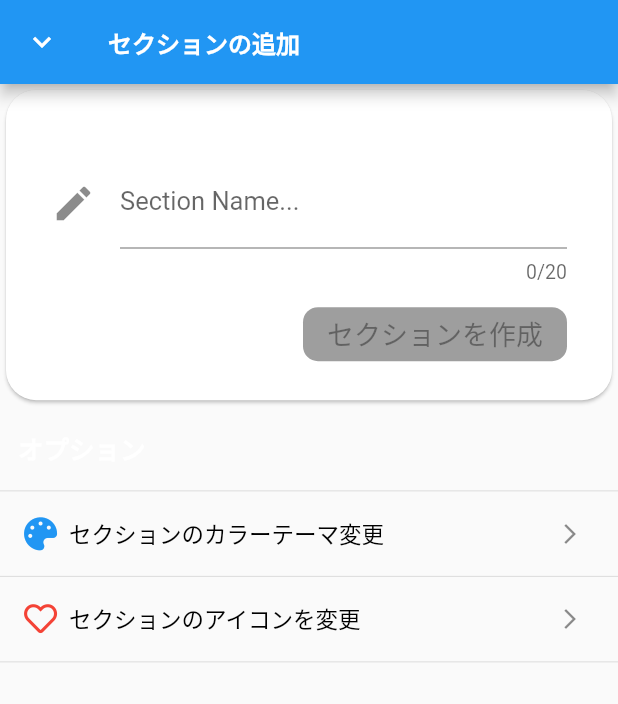
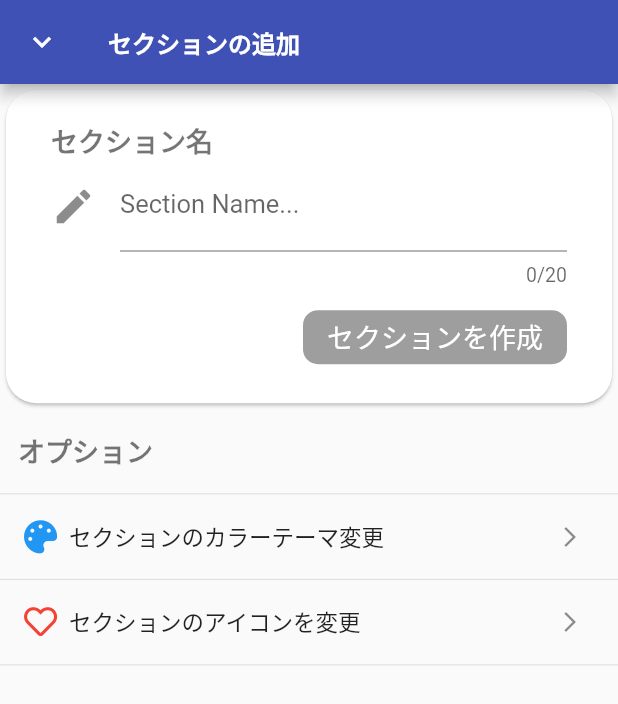
Before and after one commit to RyoichiNakai/ManagementTool_Flutter, a Flutter app: the screen it shows after launch, after a tap on the "add" icon, on a phone screen of 412 x 824 dp. Shown: the top 704 px of the screen. Run offline on Flutter 3.47's test engine with Material 2 defaults, Android fonts, the phone set to English and light mode, and no system bars; our stand-ins replace font_awesome_flutter, shared_preferences, sqflite; accounts and stored records are empty.

Commit message:
[Refactor]

```diff
--- /dev/null
+++ b/lib/Widgets/widget.dart
@@ -0,0 +1,57 @@
+import 'package:flutter/cupertino.dart';
+import 'package:flutter/material.dart';
+import 'package:management/Widgets/app_icon.dart';
+
+class Widgets {
+
+  static Widget buildDownIconAppBar(BuildContext context, String title,{VoidCallback callback}) => AppBar(
+      leading: AppIcon.buildArrowDownIconButton(callback: callback),
+      title: Text(title, style: Theme.of(context).textTheme.headline1),
+  );
+
+  static Widget buildBackIconAppBar(BuildContext context, String title,{VoidCallback callback}) => AppBar(
+    leading: AppIcon.buildArrowBackIconButton(callback: callback),
+    title: Text(title, style: Theme.of(context).textTheme.headline1),
+  );
+
+  static Widget buildTitleListTile(BuildContext context, String title) {
+    return ListTile(
+      contentPadding: const EdgeInsets.symmetric(horizontal: 12.0),
+      title: Text(
+          title,
+          style: Theme.of(context).textTheme.headline2
+      ),
+    );
+  }
+
+  static Widget buildListTile(BuildContext context, String title, IconData icon, Color color, VoidCallback callback){
+    return InkWell(
+      onTap: () => callback,//AppDataSelectUtils.onTapSelectColorTheme(context),
+      child: ListTile(
+        contentPadding: const EdgeInsets.symmetric(horizontal: 16.0),
+        title: Row(
+          children: <Widget>[
+            Padding(
+              padding: const EdgeInsetsDirectional.only(end: 8.0),
+              child: Icon(icon, color: color, size: 22.0),
+            ),
+            buildListTileText(context, title),
+          ],
+        ),
+        trailing: AppIcon.buildArrowIcon(),
+      ),
+    );
+  }
+
+  static Widget buildListTileText(BuildContext context, String title) {
+    return Expanded(
+      child: Text(
+          title,
+          softWrap: true,
+          maxLines: 3,
+          style: Theme.of(context).textTheme.bodyText1
+      ),
+    );
+  }
+
+}
--- a/lib/main.dart
+++ b/lib/main.dart
@@ -29,36 +29,31 @@ class MyApp extends StatelessWidget {
         Locale('ja', 'JP'),
       ],
       home: MyHomePage(),
-      //TODO:root
     );
   }
 
 
   final themeDataLight = ThemeData.light().copyWith(
-    primaryColor: Colors.blue,
+    primaryColor: Colors.indigo,
     iconTheme: IconThemeData.fallback().copyWith(
-      color: Colors.blueGrey, //todo：リファクタリング
+      color: Colors.blueGrey,
     ),
-    accentColor: Colors.white, //ボタンの中のアイコンの色
     textTheme: TextTheme(
-      button: TextStyle(fontSize: 18, color: Colors.black),
+      button: TextStyle(fontSize: 18, color: Colors.white),
       headline1: TextStyle(fontSize: 16, fontWeight: FontWeight.bold), //appbar
-      headline2: TextStyle(fontWeight: FontWeight.bold, color: Colors.white), //見出し
-      bodyText1: TextStyle(color: Colors.black),
+      headline2: TextStyle(fontSize: 18, fontWeight: FontWeight.bold, color: Colors.black54), //見出し
+      bodyText1: TextStyle(color: Colors.black87),
     ),
   );
 
   final themeDataDark =  ThemeData.dark().copyWith(
-    primaryColorDark: Colors.black,
     iconTheme: IconThemeData.fallback().copyWith(
-      color: Colors.blueGrey, //todo：リファクタリング
+      color: Colors.blueGrey, //todo：カラーテーマの続き
     ),
-    accentColor: Colors.blue,
-    //ボタンの中のアイコンの色
     textTheme: TextTheme(
-      button: TextStyle(fontSize: 18, color: Colors.white),
+      button: TextStyle(fontSize: 16, color: Colors.white),
       headline1: TextStyle(fontSize: 16, fontWeight: FontWeight.bold), //appbar
-      headline2: TextStyle(fontWeight: FontWeight.bold, color: Colors.white), //見出し
+      headline2: TextStyle(fontSize: 16, fontWeight: FontWeight.bold, color: Colors.white), //見出し
       bodyText1: TextStyle(color: Colors.white),
     ),
   );
--- a/lib/pages/todolists/index_todolist_page.dart
+++ b/lib/pages/todolists/index_todolist_page.dart
@@ -9,6 +9,7 @@ import 'package:management/utils/utils.dart';
 import 'package:management/utils/database/database_todolist.dart';
 import 'package:management/utils/model/todolist_model.dart';
 import 'package:management/Widgets/app_icon.dart';
+import 'package:management/Widgets/widget.dart';
 
 class IndexToDoListPage extends StatefulWidget {
   final String tableName;
@@ -42,8 +43,6 @@ class _IndexToDoListPageState extends State<IndexToDoListPage> with SingleTicker
   @override
   void initState() {
     super.initState();
-    controller = AnimationController(vsync: this, duration: Duration(seconds: 1));
-    offset = Tween<Offset>(begin: Offset.zero, end: Offset(0.0, 1.0)).animate(controller);
   }
 
   @override
@@ -58,6 +57,7 @@ class _IndexToDoListPageState extends State<IndexToDoListPage> with SingleTicker
   @override
   Widget build(BuildContext context) {
     return Scaffold(
+      appBar: Widgets.buildBackIconAppBar(context, widget.tableName, callback: _close),
     );
   }
 }
--- a/lib/pages/todolists/index_todolist_section_page.dart
+++ b/lib/pages/todolists/index_todolist_section_page.dart
@@ -62,10 +62,9 @@ class _IndexToDoListSectionPageState extends State<IndexToDoListSectionPage> {
     return Scaffold(
       appBar: _buildAppBar(),
       floatingActionButton: FloatingActionButton(
-          backgroundColor: Theme.of(context).backgroundColor,
+          backgroundColor: Theme.of(context).primaryColor,
           child: Icon(
             Icons.add,
-            color: Theme.of(context).accentColor,
             size: 28.0,
           ),
           onPressed: _floatingActionButtonOnPressed),
--- a/lib/pages/todolists/new_todolist_section_page.dart
+++ b/lib/pages/todolists/new_todolist_section_page.dart
@@ -7,6 +7,7 @@ import 'package:management/utils/app_shared_pref.dart';
 import 'package:management/utils/database/database_todolist.dart';
 import 'package:font_awesome_flutter/font_awesome_flutter.dart';
 import 'package:management/Widgets/app_icon.dart';
+import 'package:management/Widgets/widget.dart';
 import 'package:management/pages/todolists/index_todolist_section_page.dart';
 
 class NewTodoListSectionPage extends StatefulWidget {
@@ -85,17 +86,17 @@ class _NewTodoListSectionPageState extends State<NewTodoListSectionPage> {
       crossAxisAlignment: CrossAxisAlignment.start,
       children: <Widget>[
         _buildTextFormCard(context),
-        _buildTitleListTile('オプション'),
+        Widgets.buildTitleListTile(context, 'オプション'),
         Divider(height:1.0),
-        _buildListTile(context, 'セクションのカラーテーマ変更', FontAwesomeIcons.palette, Colors.blue, null),
+        Widgets.buildListTile(context, 'セクションのカラーテーマ変更', FontAwesomeIcons.palette, Colors.blue, null),
         Divider(height:1.0),
-        _buildListTile(context, 'セクションのアイコンを変更', FontAwesomeIcons.heart, Colors.red, null),
+        Widgets.buildListTile(context, 'セクションのアイコンを変更', FontAwesomeIcons.heart, Colors.red, null),
         Divider(height:1.0),
       ],
     );
 
     return Scaffold(
-      appBar: _buildAppBar(context),
+      appBar: Widgets.buildDownIconAppBar(context, 'セクションの追加', callback: _close),
       body: GestureDetector (
         onTap: () async{
           _nameFocusNode.unfocus();
@@ -104,16 +105,6 @@ class _NewTodoListSectionPageState extends State<NewTodoListSectionPage> {
         child: SingleChildScrollView(
           child: _child,
         ),
-      ),
-    );
-  }
-
-  Widget _buildAppBar(BuildContext context) {
-    return AppBar(
-      leading: AppIcon.buildArrowDownIconButton(callback: _close),
-      title: Text(
-        'セクションの追加',
-        style: Theme.of(context).textTheme.headline1
       ),
     );
   }
@@ -127,7 +118,7 @@ class _NewTodoListSectionPageState extends State<NewTodoListSectionPage> {
           children: <Widget>[
             Text(
               'セクション名',
-              style: TextStyle(fontSize: 17.0, fontWeight: FontWeight.bold),
+              style: Theme.of(context).textTheme.headline2
             ),
             TextFormField(
               controller: _textEditingController,
@@ -156,7 +147,10 @@ class _NewTodoListSectionPageState extends State<NewTodoListSectionPage> {
                 crossAxisAlignment: CrossAxisAlignment.end,
                 children: <Widget>[
                   RaisedButton(
-                    child: Text('セクションを作成'),
+                    child: Text(
+                        'セクションを作成',
+                        style: Theme.of(context).textTheme.button
+                    ),
                     shape: RoundedRectangleBorder(
                         borderRadius: BorderRadius.circular(10.0),
                     ),
@@ -172,45 +166,4 @@ class _NewTodoListSectionPageState extends State<NewTodoListSectionPage> {
     );
   }
 
-  Widget _buildTitleListTile(String title) {
-    return ListTile(
-      contentPadding: const EdgeInsets.symmetric(horizontal: 12.0),
-      title: Text(
-        title,
-        style: TextStyle(
-          fontWeight: FontWeight.bold,
-        ),
-      ),
-    );
-  }
-
-  Widget _buildListTileText(String title) {
-    return Expanded(
-      child: Text(
-        title,
-        softWrap: true,
-        maxLines: 3,
-        style: Theme.of(context).textTheme.bodyText1
-      ),
-    );
-  }
-
-  Widget _buildListTile(BuildContext context, String title, IconData icon, Color color, VoidCallback callback){
-    return InkWell(
-        onTap: () => callback,//AppDataSelectUtils.onTapSelectColorTheme(context),
-        child: ListTile(
-          contentPadding: const EdgeInsets.symmetric(horizontal: 16.0),
-          title: Row(
-            children: <Widget>[
-              Padding(
-                padding: const EdgeInsetsDirectional.only(end: 8.0),
-                child: Icon(icon, color: color, size: 22.0),
-              ),
-              _buildListTileText(title),
-            ],
-          ),
-          trailing: AppIcon.buildArrowIcon(),
-        ),
-    );
-  }
 }
--- a/lib/pages/todolists/show_todolist_page.dart
+++ b/lib/pages/todolists/show_todolist_page.dart
@@ -7,6 +7,7 @@ import 'package:management/utils/app_shared_pref.dart';
 import 'package:management/utils/database/database_todolist.dart';
 import 'package:font_awesome_flutter/font_awesome_flutter.dart';
 import 'package:management/Widgets/app_icon.dart';
+import 'package:management/Widgets/widget.dart';
 import 'package:management/pages/todolists/index_todolist_section_page.dart';
 
 class ShowTodoListPage extends StatefulWidget {
```
